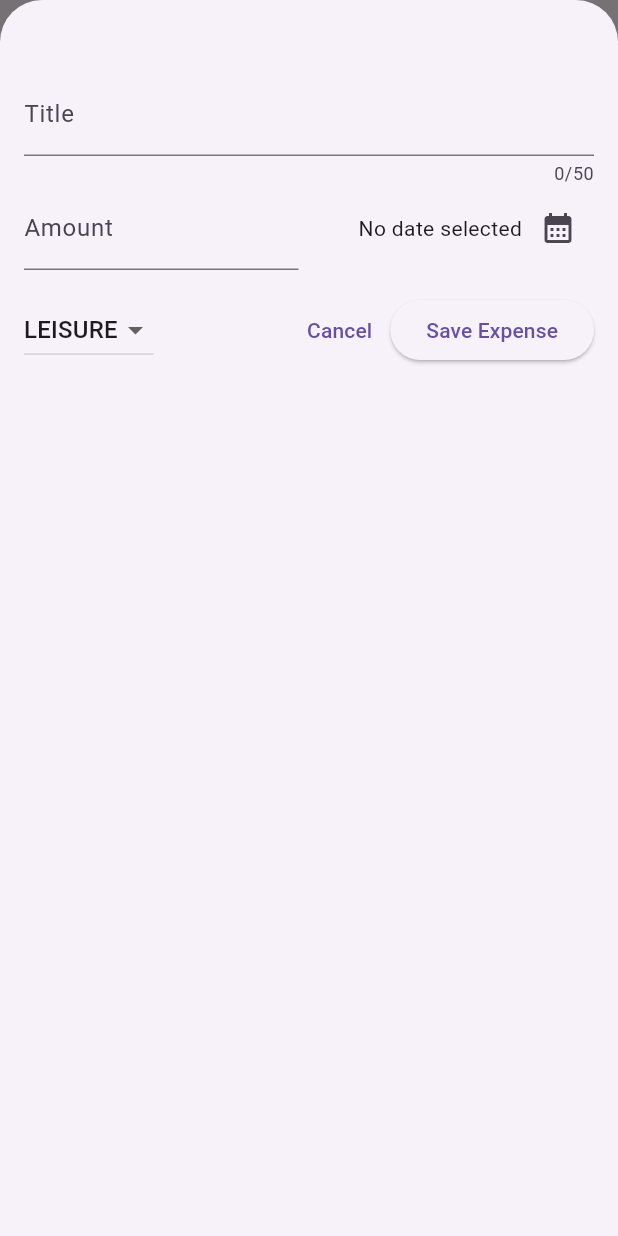
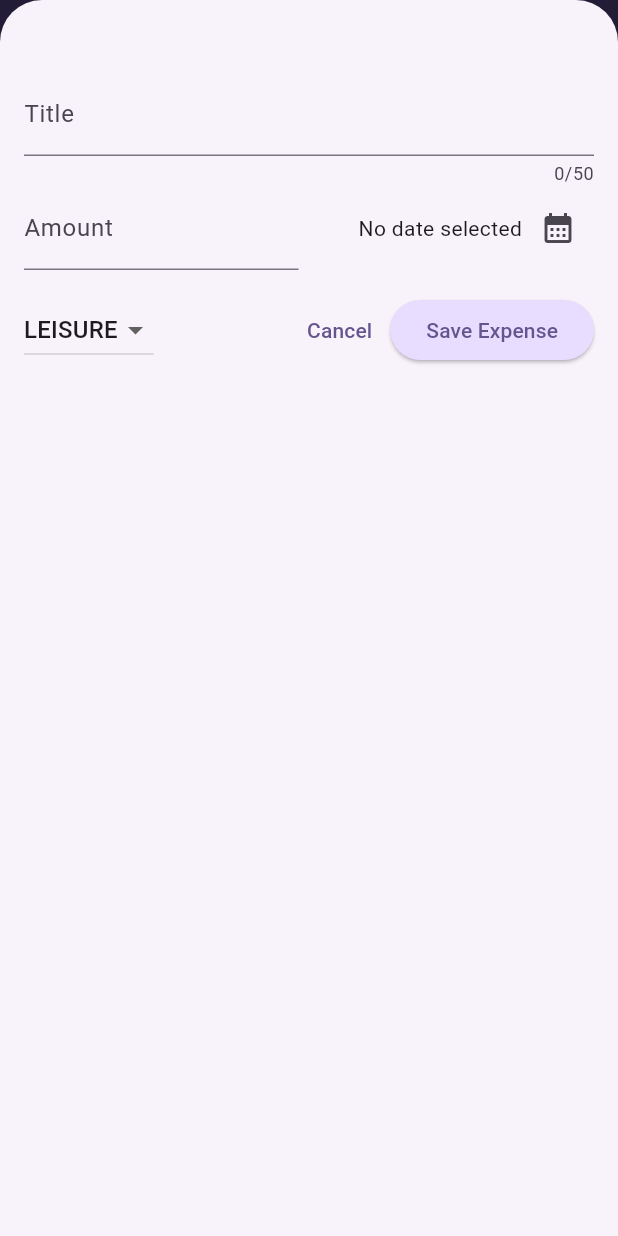
Before and after one commit to jancyrusm/expense_tracker, a Flutter app: the screen it shows after launch, after a tap on the "add" icon, on a phone screen of 412 x 824 dp. Run offline on Flutter 3.47's test engine with Material 3 defaults, Android fonts, the phone set to English and light mode, and no system bars.

Commit message:
added theming

```diff
--- a/lib/main.dart
+++ b/lib/main.dart
@@ -1,8 +1,53 @@
 import 'package:flutter/material.dart';
 import 'package:expense_tracker/widgets/expenses.dart';
 
+var kColorScheme =
+    ColorScheme.fromSeed(seedColor: Color.fromARGB(255, 95, 54, 192));
+
+var kDarkColorScheme = ColorScheme.fromSeed(
+    brightness: Brightness.dark, seedColor: Color.fromARGB(255, 95, 54, 192));
+
 void main() {
-  runApp(const MaterialApp(
+  runApp(MaterialApp(
+    darkTheme: ThemeData.dark().copyWith(
+      colorScheme: kDarkColorScheme,
+      cardTheme: const CardTheme().copyWith(
+        color: kDarkColorScheme.secondaryContainer,
+        margin: const EdgeInsets.symmetric(
+          horizontal: 16,
+          vertical: 8,
+        ),
+      ),
+      elevatedButtonTheme: ElevatedButtonThemeData(
+          style: ElevatedButton.styleFrom(
+        backgroundColor: kDarkColorScheme.primaryContainer,
+        foregroundColor: kDarkColorScheme.primaryContainer,
+      )),
+    ),
+    theme: ThemeData().copyWith(
+        colorScheme: kColorScheme,
+        appBarTheme: const AppBarTheme().copyWith(
+          backgroundColor: kColorScheme.onPrimaryContainer,
+          foregroundColor: kColorScheme.primaryContainer,
+        ),
+        cardTheme: CardTheme().copyWith(
+          color: kColorScheme.secondaryContainer,
+          margin: EdgeInsets.symmetric(
+            horizontal: 16,
+            vertical: 8,
+          ),
+        ),
+        elevatedButtonTheme: ElevatedButtonThemeData(
+            style: ElevatedButton.styleFrom(
+                backgroundColor: kColorScheme.primaryContainer)),
+        textTheme: ThemeData().textTheme.copyWith(
+              titleLarge: TextStyle(
+                fontWeight: FontWeight.normal,
+                color: kColorScheme.onSecondaryContainer,
+                fontSize: 14,
+              ),
+            )),
+    themeMode: ThemeMode.light,
     home: Expenses(),
   ));
 }
--- a/lib/widgets/expenses.dart
+++ b/lib/widgets/expenses.dart
@@ -44,13 +44,36 @@ class _ExpensesState extends State<Expenses> {
   }
 
   void _removeExpense(Expense expense) {
+    final expenseIndex = _registeredExpenses.indexOf(expense);
     setState(() {
       _registeredExpenses.remove(expense);
     });
+    ScaffoldMessenger.of(context).clearSnackBars();
+    ScaffoldMessenger.of(context).showSnackBar(SnackBar(
+      duration: const Duration(seconds: 5),
+      content: const Text('Expense deleted.'),
+      action: SnackBarAction(
+          label: 'Undo',
+          onPressed: () {
+            setState(() {
+              _registeredExpenses.insert(expenseIndex, expense);
+            });
+          }),
+    ));
   }
 
   @override
   Widget build(BuildContext context) {
+    Widget mainContent =
+        const Center(child: Text('No expenses found. Start adding some!'));
+
+    if (_registeredExpenses.isNotEmpty) {
+      mainContent = ExpensesList(
+        expenses: _registeredExpenses,
+        onRemoveExpense: _removeExpense,
+      );
+    }
+
     return Scaffold(
         appBar: AppBar(
           title: Text('Expense Tracker'),
@@ -65,10 +88,7 @@ class _ExpensesState extends State<Expenses> {
           children: [
             const Text('The Charts'),
             Expanded(
-              child: ExpensesList(
-                expenses: _registeredExpenses,
-                onRemoveExpense: _removeExpense,
-              ),
+              child: mainContent,
             ),
           ],
         ));
--- a/lib/widgets/expenses_list/expense_item.dart
+++ b/lib/widgets/expenses_list/expense_item.dart
@@ -16,6 +16,7 @@ class ExpenseItem extends StatelessWidget {
           vertical: 16,
         ),
         child: Column(
+          crossAxisAlignment: CrossAxisAlignment.start,
           children: [
             Text(expense.title),
             const SizedBox(height: 4),
--- a/lib/widgets/expenses_list/expenses_list.dart
+++ b/lib/widgets/expenses_list/expenses_list.dart
@@ -18,6 +18,12 @@ class ExpensesList extends StatelessWidget {
     return ListView.builder(
       itemCount: expenses.length,
       itemBuilder: (ctx, index) => Dismissible(
+          background: Container(
+            color: Theme.of(context).colorScheme.error.withValues(alpha: 0.5),
+            margin: EdgeInsets.symmetric(
+              horizontal: Theme.of(context).cardTheme.margin!.horizontal,
+            ),
+          ),
           key: ValueKey(expenses[index]),
           onDismissed: (direction) {
             onRemoveExpense(expenses[index]);
```
